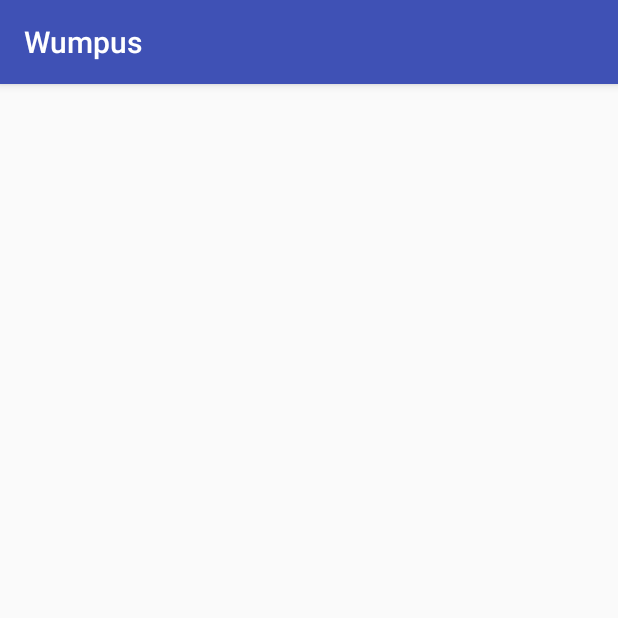
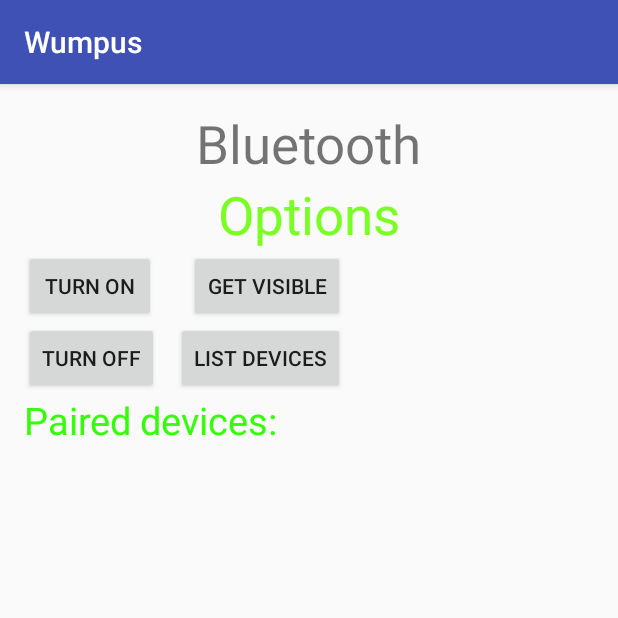
Before and after one commit to fer9u6/Wumpus, an Android app: the Bluetooth screen opened directly, with no data from a screen before it, on a phone screen of 412 x 824 dp, the top half of it. Run offline under Robolectric (Android 15) with nearby library versions, the phone set to English and light mode, and no system bars.

Commit message:
Trabajo Bluetooth

```diff
--- a/app/src/main/AndroidManifest.xml
+++ b/app/src/main/AndroidManifest.xml
@@ -3,6 +3,7 @@
 
     package="isl.wumpus">
     <uses-permission android:name="android.permission.BLUETOOTH" />
+    <uses-permission android:name="android.permission.BLUETOOTH_ADMIN"/>
     <application
         android:allowBackup="true"
         android:icon="@mipmap/ic_launcher"
--- a/app/src/main/java/isl/wumpus/Bluetooth.java
+++ b/app/src/main/java/isl/wumpus/Bluetooth.java
@@ -1,16 +1,74 @@
 package isl.wumpus;
 
 import android.bluetooth.BluetoothAdapter;
+import android.bluetooth.BluetoothDevice;
 import android.content.Intent;
 import android.support.v7.app.AppCompatActivity;
 import android.os.Bundle;
+import android.view.View;
+import android.widget.ArrayAdapter;
+import android.widget.Button;
+import android.widget.ListView;
+import android.widget.Toast;
+
+import java.util.ArrayList;
+import java.util.Set;
 
 public class Bluetooth extends AppCompatActivity {
-
+    Button b1,b2,b3,b4;
+    private BluetoothAdapter BA;
+    private Set<BluetoothDevice> pairedDevices;
+    ListView lv;
     @Override
     protected void onCreate(Bundle savedInstanceState) {
         super.onCreate(savedInstanceState);
         setContentView(R.layout.activity_bluetooth);
+
+        b1 = (Button) findViewById(R.id.button);
+        b2=(Button)findViewById(R.id.button2);
+        b3=(Button)findViewById(R.id.button3);
+        b4=(Button)findViewById(R.id.button4);
+
+        BA = BluetoothAdapter.getDefaultAdapter();
+        lv = (ListView)findViewById(R.id.listView);
+    }
+    public void on(View v){
+        if (!BA.isEnabled()) {
+            Intent turnOn = new Intent(BluetoothAdapter.ACTION_REQUEST_ENABLE);
+            startActivityForResult(turnOn, 0);
+            Toast.makeText(getApplicationContext(), "Turned on",Toast.LENGTH_LONG).show();
+        } else {
+            Toast.makeText(getApplicationContext(), "Already on", Toast.LENGTH_LONG).show();
+        }
+    }
+
+    public void off(View v){
+        BA.disable();
+        Toast.makeText(getApplicationContext(), "Turned off" ,Toast.LENGTH_LONG).show();
+    }
+
+
+    public  void visible(View v){
+        Intent getVisible = new Intent(BluetoothAdapter.ACTION_REQUEST_DISCOVERABLE);
+        startActivityForResult(getVisible, 0);
+    }
+
+
+    public void list(View v){
+        pairedDevices = BA.getBondedDevices();
+
+        ArrayList list = new ArrayList();
+        String ss;
+        for(BluetoothDevice bt : pairedDevices) {
+            ss=bt.getName();
+            list.add(ss);
+            Toast.makeText(getApplicationContext(),ss, Toast.LENGTH_SHORT).show();
+        }
+        Toast.makeText(getApplicationContext(), "Showing Paired Devices",Toast.LENGTH_SHORT).show();
+
+        final ArrayAdapter adapter = new  ArrayAdapter(this,android.R.layout.simple_list_item_1, list);
+
+        lv.setAdapter(adapter);
     }
 
 
--- a/app/src/main/res/layout/activity_bluetooth.xml
+++ b/app/src/main/res/layout/activity_bluetooth.xml
@@ -1,9 +1,104 @@
 <?xml version="1.0" encoding="utf-8"?>
-<android.support.constraint.ConstraintLayout xmlns:android="http://schemas.android.com/apk/res/android"
-    xmlns:app="http://schemas.android.com/apk/res-auto"
+<RelativeLayout
+    xmlns:android="http://schemas.android.com/apk/res/android"
     xmlns:tools="http://schemas.android.com/tools"
     android:layout_width="match_parent"
     android:layout_height="match_parent"
-    tools:context="isl.wumpus.Bluetooth">
+    android:paddingLeft="@dimen/activity_horizontal_margin"
+    android:paddingRight="@dimen/activity_horizontal_margin"
+    android:paddingTop="@dimen/activity_vertical_margin"
+    android:paddingBottom="@dimen/activity_vertical_margin"
+    tools:context=".MainActivity"
+    android:transitionGroup="true">
 
-</android.support.constraint.ConstraintLayout>
+    <TextView
+        android:id="@+id/textview"
+        android:layout_width="wrap_content"
+        android:layout_height="wrap_content"
+        android:layout_alignParentTop="true"
+        android:layout_centerHorizontal="true"
+        android:text="Bluetooth"
+        android:textSize="35dp" />
+
+    <TextView
+        android:id="@+id/textView"
+        android:layout_width="wrap_content"
+        android:layout_height="wrap_content"
+        android:layout_below="@+id/textview"
+        android:layout_centerHorizontal="true"
+        android:text="Options"
+        android:textColor="#ff7aff24"
+        android:textSize="35dp" />
+
+    <ImageView
+        android:layout_width="wrap_content"
+        android:layout_height="wrap_content"
+        android:id="@+id/imageView"
+
+        android:layout_below="@+id/textView"
+        android:layout_centerHorizontal="true"
+        android:theme="@style/Base.TextAppearance.AppCompat" />
+
+    <Button
+        android:layout_width="wrap_content"
+        android:layout_height="wrap_content"
+        android:text="Turn On"
+        android:id="@+id/button"
+        android:clickable="true"
+        android:onClick="on"
+        android:layout_below="@+id/textView"
+        android:layout_alignParentLeft="true"
+        android:layout_alignParentStart="true" />
+
+    <Button
+        android:layout_width="wrap_content"
+        android:layout_height="wrap_content"
+        android:text="Get visible"
+        android:onClick="visible"
+        android:id="@+id/button2"
+        android:layout_below="@+id/textView"
+        android:layout_alignRight="@+id/button3"
+        android:layout_alignEnd="@+id/button3" />
+
+    <Button
+        android:layout_width="wrap_content"
+        android:layout_height="wrap_content"
+        android:text="List devices"
+        android:onClick="list"
+        android:id="@+id/button3"
+        android:layout_below="@+id/button2"
+        android:layout_toRightOf="@+id/button4"
+        android:layout_toEndOf="@+id/button4"
+        android:layout_marginLeft="11dp"
+        android:layout_marginStart="11dp" />
+
+    <Button
+        android:layout_width="wrap_content"
+        android:layout_height="wrap_content"
+        android:text="turn off"
+        android:onClick="off"
+        android:id="@+id/button4"
+        android:layout_below="@+id/button"
+        android:layout_alignParentLeft="true"
+        android:layout_alignParentStart="true" />
+
+    <ListView
+        android:layout_width="wrap_content"
+        android:layout_height="wrap_content"
+        android:id="@+id/listView"
+        android:layout_alignParentLeft="true"
+        android:layout_alignParentStart="true"
+        android:layout_below="@+id/textView2" />
+
+    <TextView
+        android:layout_width="wrap_content"
+        android:layout_height="wrap_content"
+        android:text="Paired devices:"
+        android:id="@+id/textView2"
+        android:textColor="#ff34ff06"
+        android:textSize="25dp"
+        android:layout_below="@+id/button4"
+        android:layout_alignLeft="@+id/listView"
+        android:layout_alignStart="@+id/listView" />
+
+</RelativeLayout>
--- /dev/null
+++ b/app/src/main/res/values/dimens.xml
@@ -0,0 +1,5 @@
+<resources>
+    <dimen name="fab_margin">16dp</dimen>
+    <dimen name="activity_horizontal_margin">16dp</dimen>
+    <dimen name="activity_vertical_margin">16dp</dimen>
+</resources>
```
Also changed, not shown: app/src/main/java/isl/wumpus/MainActivity.java (+6 -10 lines), app/src/main/res/layout/activity_main.xml (+4 -13 lines).
